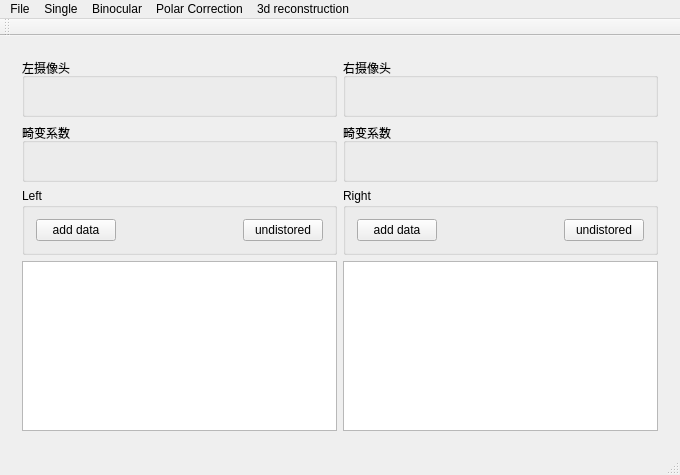
Before: the Qt Designer form mainwindow.ui in cooljiansir/3dreconstruction, drawn with Qt 5.
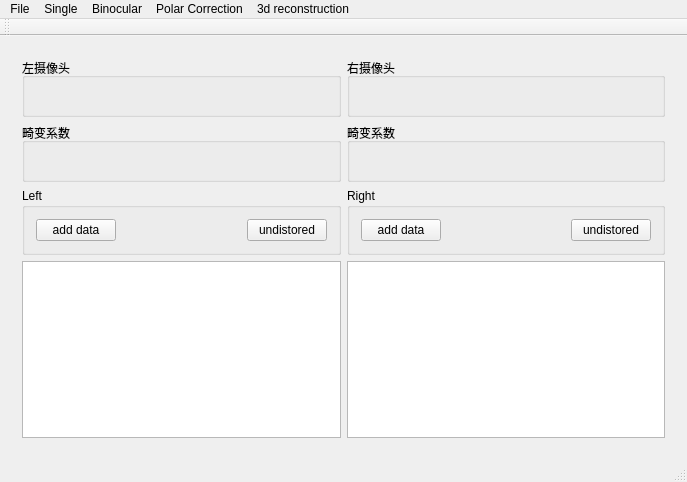
After: the same form once the commit is applied. Icons and pictures are not drawn.

```diff
--- a/mainwindow.ui
+++ b/mainwindow.ui
@@ -6,8 +6,8 @@
    <rect>
     <x>0</x>
     <y>0</y>
-    <width>680</width>
-    <height>475</height>
+    <width>687</width>
+    <height>482</height>
    </rect>
   </property>
   <property name="windowTitle">
@@ -298,7 +298,7 @@
     <rect>
      <x>0</x>
      <y>0</y>
-     <width>680</width>
+     <width>687</width>
      <height>21</height>
     </rect>
    </property>
```
